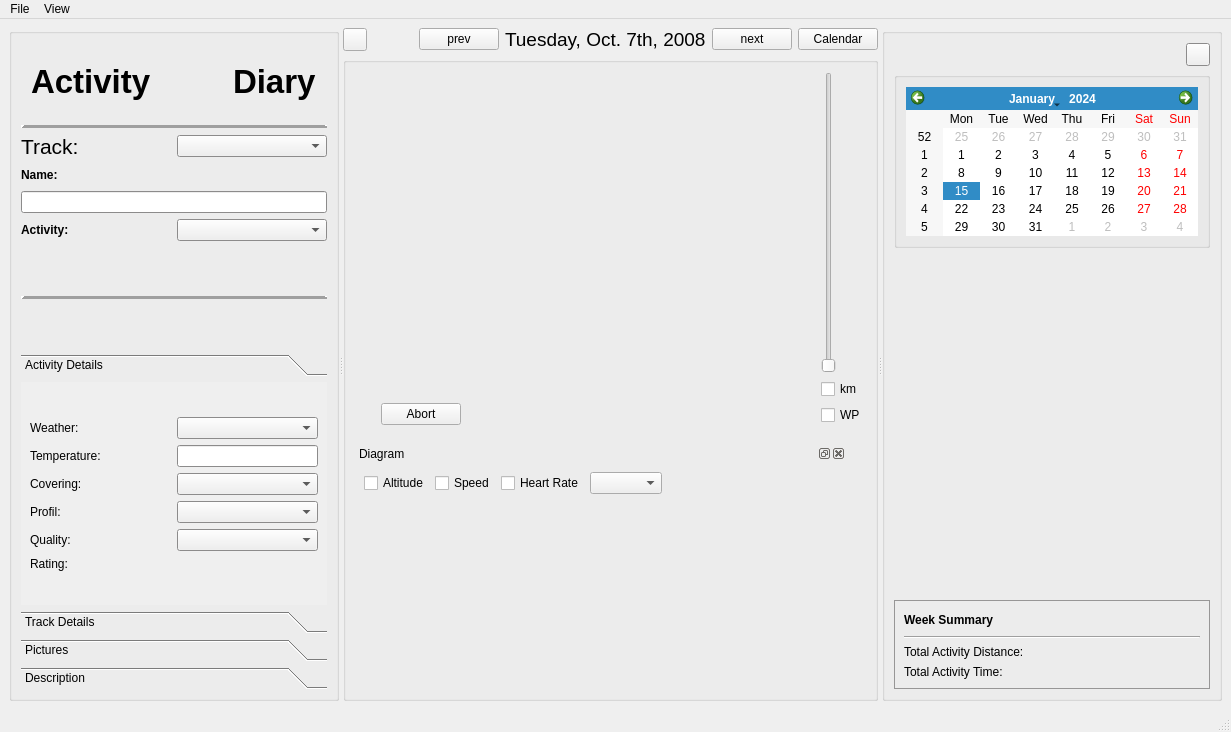
Old version of the form src/activitydiary.ui in the repository tpatzig/activitydiary.
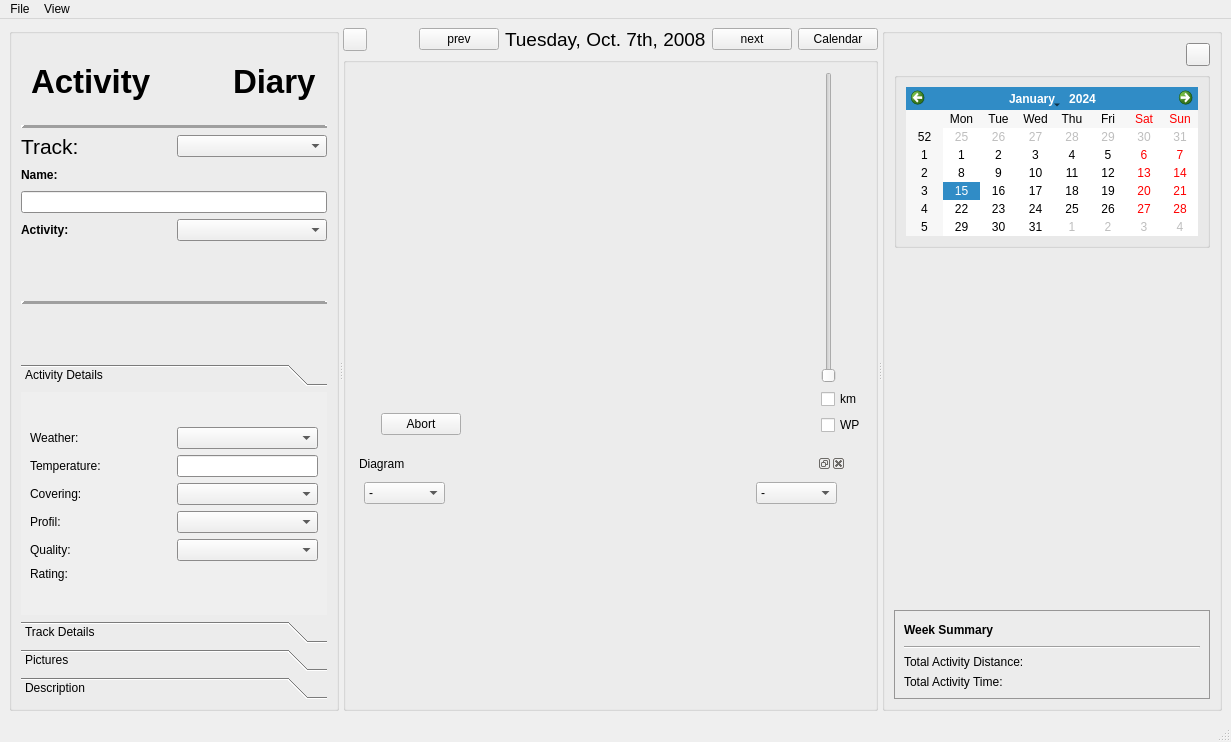
New version of the form. Custom widgets are drawn as their Qt base class.

Commit message: diagram chooser

```diff
--- a/src/activitydiary.ui
+++ b/src/activitydiary.ui
@@ -7,7 +7,7 @@
     <x>0</x>
     <y>0</y>
     <width>1231</width>
-    <height>732</height>
+    <height>742</height>
    </rect>
   </property>
   <property name="sizePolicy">
@@ -1469,28 +1469,28 @@
                     <item>
                      <layout class="QHBoxLayout" name="horizontalLayout">
                       <item>
-                       <widget class="QCheckBox" name="altitudeCheckBox">
+                       <widget class="QComboBox" name="leftDiagramCombo">
+                        <item>
                         <property name="text">
-                         <string>Altitude</string>
-                        </property>
-                       </widget>
+                          <string>-</string>
+                         </property>
                       </item>
                       <item>
-                       <widget class="QCheckBox" name="speedCheckBox">
                         <property name="text">
                          <string>Speed</string>
                         </property>
-                       </widget>
                       </item>
                       <item>
-                       <widget class="QCheckBox" name="hrCheckBox">
                         <property name="text">
-                         <string>Heart Rate</string>
-                        </property>
-                       </widget>
+                          <string>Altitude</string>
+                         </property>
                       </item>
                       <item>
-                       <widget class="QComboBox" name="comboBox"/>
+                         <property name="text">
+                          <string>Heartrate</string>
+                         </property>
+                        </item>
+                       </widget>
                       </item>
                       <item>
                        <spacer name="horizontalSpacer_7">
@@ -1505,6 +1505,30 @@
                         </property>
                        </spacer>
                       </item>
+                      <item>
+                       <widget class="QComboBox" name="rightDiagramCombo">
+                        <item>
+                         <property name="text">
+                          <string>-</string>
+                         </property>
+                        </item>
+                        <item>
+                         <property name="text">
+                          <string>Speed</string>
+                         </property>
+                        </item>
+                        <item>
+                         <property name="text">
+                          <string>Altitude</string>
+                         </property>
+                        </item>
+                        <item>
+                         <property name="text">
+                          <string>Heartrate</string>
+                         </property>
+                        </item>
+                       </widget>
+                      </item>
                      </layout>
                     </item>
                     <item>
```
Lines whose indentation alone changed are shown as unchanged. The commit also changes 1 other file.
